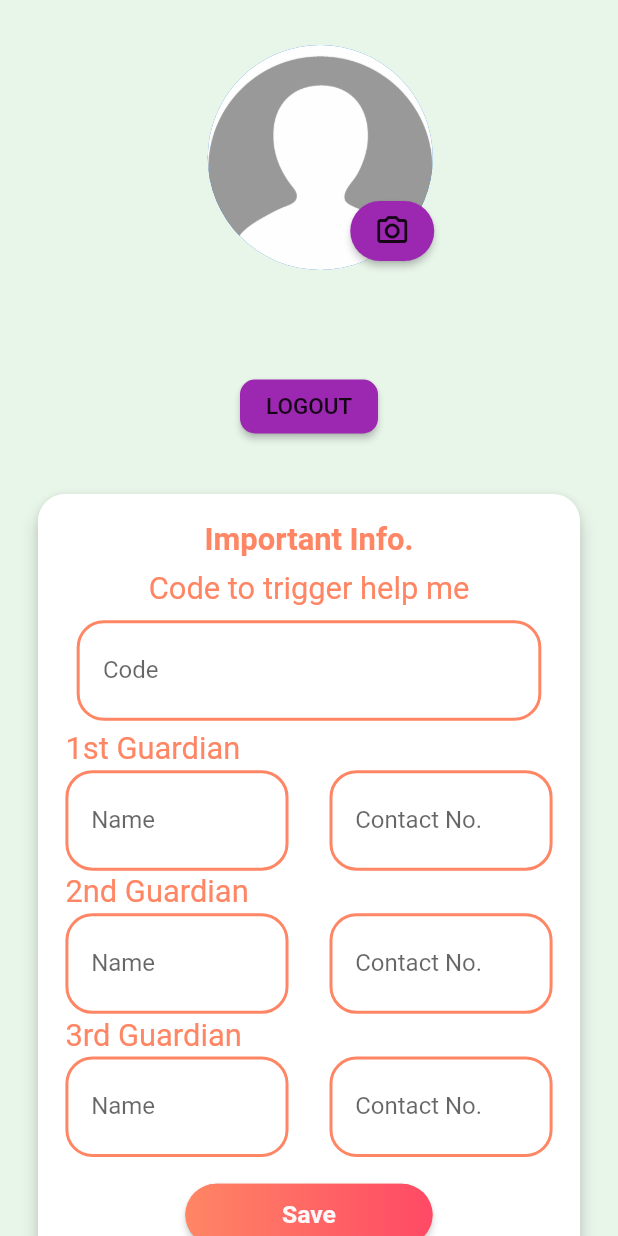
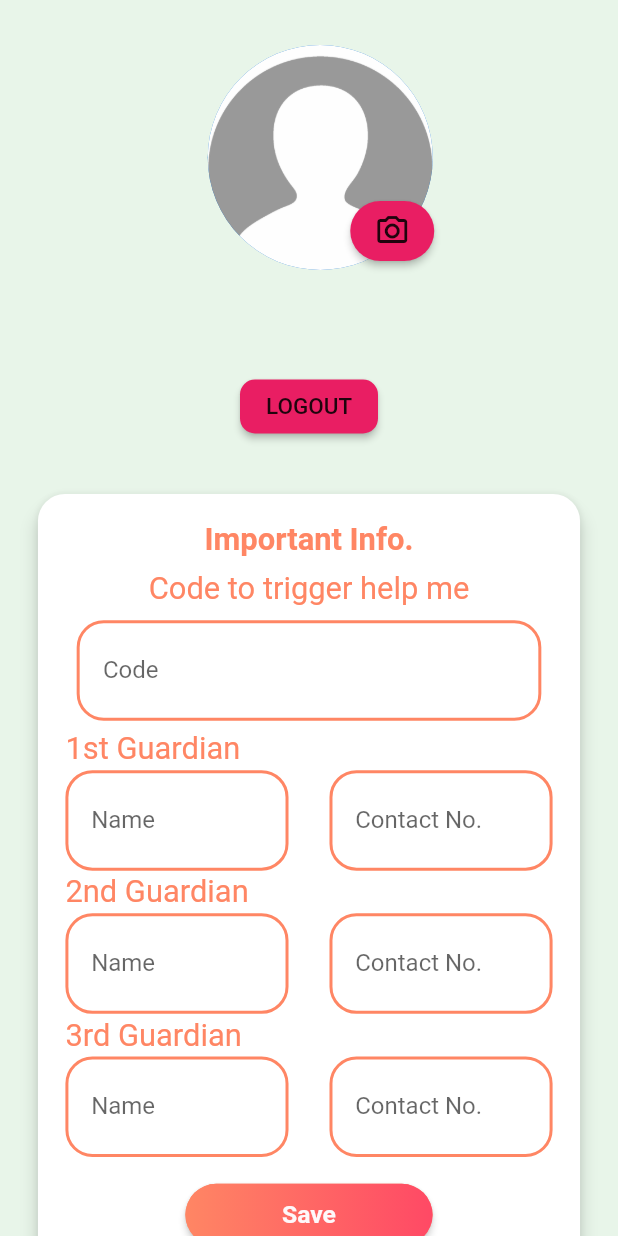
Before and after one commit to savss624/SafeLink, a Flutter app: the profile screen opened directly, after a tap on "Save", on a phone screen of 412 x 824 dp. Run offline on Flutter 3.47's test engine with Material 2 defaults, Android fonts, the phone set to English and light mode, and no system bars; drawn by our look-alikes of rounded_loading_button; our stand-ins replace animated_bottom_navigation_bar, cloud_firestore, firebase_auth, firebase_core, firebase_storage, flare_flutter and 9 more; missing offline and left inert: background_stt, breathing_collection, circular_reveal_animation, flutter_otp, flutter_phone_direct_caller, volume; accounts and stored records are empty; Roboto replaces fonts that are missing (Overpass); statements that could not run were skipped.

Commit message:
final updates

```diff
--- a/lib/Pages/FeedPage.dart
+++ b/lib/Pages/FeedPage.dart
@@ -1,5 +1,4 @@
 import 'package:hexcolor/hexcolor.dart';
-
 import 'Getinfo.dart';
 import 'package:flutter/material.dart';
 import 'dart:io';
@@ -34,7 +33,7 @@ class _FeedState extends State<Feed> {
       appBar: AppBar(
         title: Center(child: Text('Feed')),
         leading: null,
-        backgroundColor: HexColor('ff8864'),
+        backgroundColor: Colors.pink,
         shape: RoundedRectangleBorder(
           borderRadius: BorderRadius.only(
             bottomLeft: Radius.circular(16),
--- a/lib/Pages/Location.dart
+++ b/lib/Pages/Location.dart
@@ -1,3 +1,5 @@
+import 'dart:async';
+import 'package:fluttertoast/fluttertoast.dart';
 import 'package:SafeLink/HomePage.dart';
 import 'package:flutter/material.dart';
 import 'package:geolocator/geolocator.dart';
@@ -78,6 +80,20 @@ class _LocationState extends State<location> {
 
   @override
   Widget build(BuildContext context) {
+
+    Timer.periodic(Duration(seconds: 4), (timer) async {
+      if(!await geolocator.isLocationServiceEnabled()){
+        Fluttertoast.showToast(
+            msg: "Please Enable System GPS",
+            toastLength: Toast.LENGTH_SHORT,
+            gravity: ToastGravity.BOTTOM,
+            timeInSecForIosWeb: 1,
+            backgroundColor: Colors.black54,
+            textColor: Colors.white,
+            fontSize: 13.0);
+      }
+    });
+
     return MaterialApp(
       home: Scaffold(
         key: _scaffoldKey,
--- a/lib/Pages/Profile.dart
+++ b/lib/Pages/Profile.dart
@@ -3,8 +3,6 @@ import 'package:SafeLink/main.dart';
 import 'package:firebase_storage/firebase_storage.dart';
 import 'package:flutter/cupertino.dart';
 import 'package:flutter/material.dart';
-//import 'package:saferx/Aboutdevs.dart';
-//import 'package:SafeLink/lib/authentication.dart';
 import 'package:shared_preferences/shared_preferences.dart';
 import 'package:fluttertoast/fluttertoast.dart';
 import 'package:cloud_firestore/cloud_firestore.dart';
@@ -14,7 +12,6 @@ import 'dart:io';
 import 'package:path/path.dart' as path;
 import 'package:firebase_storage/firebase_storage.dart' as firebase_storage;
 import '../authentication.dart';
-import 'assistant.dart';
 import 'package:rounded_loading_button/rounded_loading_button.dart';
 
 class profile extends StatefulWidget {
@@ -193,7 +190,7 @@ class _profileState extends State<profile> {
                           115,
                           30),
                       child: ButtonTheme(
-                        buttonColor: Colors.purple,
+                        buttonColor: Colors.pink,
                         minWidth: 20,
                         height: 40,
                         child: RaisedButton(
@@ -215,7 +212,7 @@ class _profileState extends State<profile> {
                 Padding(
                   padding: const EdgeInsets.all(8.0),
                   child: RaisedButton(
-                      color: Colors.purple,
+                      color: Colors.pink,
                       child: Container(
                           height: 30,
                           width: 60,
--- a/pubspec.yaml
+++ b/pubspec.yaml
@@ -54,7 +54,12 @@ dependencies:
 dev_dependencies:
   flutter_test:
     sdk: flutter
+  flutter_launcher_icons: ^0.8.1
 
+flutter_icons:
+  android: 'launcher_icon'
+  ios: true
+  image_path: 'images/logo.jpeg'
 # For information on the generic Dart part of this file, see the
 # following page: https://dart.dev/tools/pub/pubspec
 
```
Also changed, not shown: lib/HomePage.dart (+21 -13 lines), lib/Pages/One_on_One_Chat/OChat.dart (+5 -5 lines), lib/authentication.dart (+15 -0 lines), images/logo.jpeg (added), pubspec.lock, 22 other files.
